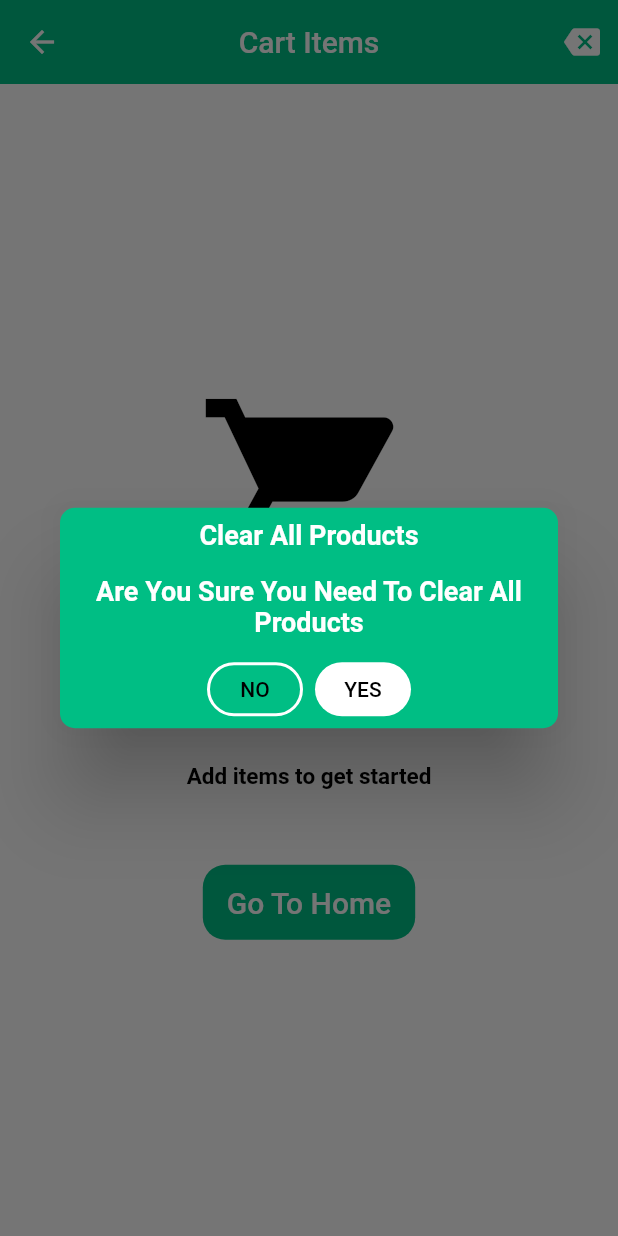
After one commit to 3mooreyak/omar-shoop, a Flutter app: the CartScreen screen opened by its route, after a tap on the "backspace" icon, on a phone screen of 412 x 824 dp. The commit adds this screen. Run offline on Flutter 3.47's test engine with Material 2 defaults, Android fonts, the phone set to English and light mode, and no system bars; our stand-ins replace badges, firebase_auth, firebase_core, get, get_storage, google_fonts and 1 more; accounts and stored records are empty; network calls fail.

Commit message:
error cart controller

```diff
--- a/lib/logic/bindings/product_binding.dart
+++ b/lib/logic/bindings/product_binding.dart
@@ -1,10 +1,12 @@
 
 
 import 'package:get/get.dart';
+import 'package:omar_apps/logic/controller/cart_controller.dart';
 import 'package:omar_apps/logic/controller/product_controller.dart';
 
 class ProductBinding extends Bindings{
   void dependencies() {
     Get.put(ProductController());
+    Get.lazyPut(() => CartController());
   }
 }
--- /dev/null
+++ b/lib/logic/controller/cart_controller.dart
@@ -0,0 +1,76 @@
+import 'package:flutter/material.dart';
+import 'package:get/get.dart';
+import 'package:omar_apps/model/product_models.dart';
+import 'package:omar_apps/routes/routes.dart';
+
+import '../../utils/theme.dart';
+
+class CartController extends GetxController {
+  var productsMap = {}.obs;
+
+  void AddProductToCart(ProductModels productModels) {
+    if (productsMap.containsKey(productModels)) {
+      productsMap[productModels] += 1;
+    } else {
+      productsMap[productModels] = 1;
+    }
+  }
+
+  void RemoveProductsFarmCart(ProductModels productModels) {
+    if (productsMap.containsKey(productModels) &&
+        productsMap[productModels] == 1) {
+      productsMap.removeWhere((key, value) => key == productModels);
+    } else {
+      productsMap[productModels] -= 1;
+    }
+  }
+
+  void RemoveOneProduct(ProductModels productModels) {
+    productsMap.removeWhere((key, value) => key == productModels);
+  }
+
+  void ClearAllProducts() {
+    Get.defaultDialog(
+      title: 'Clear All Products',
+      titleStyle: TextStyle(
+          fontSize: 18,
+          color: Get.isDarkMode ? Colors.black : Colors.white,
+          fontWeight: FontWeight.bold),
+      middleText: 'Are You Sure You Need To Clear All Products',
+      middleTextStyle: TextStyle(
+          fontSize: 18,
+          color: Get.isDarkMode ? Colors.black : Colors.white,
+          fontWeight: FontWeight.bold),
+      backgroundColor: Get.isDarkMode ? pinkClr : mainColor,
+      radius: 10,
+      textCancel: ' NO ',
+      cancelTextColor: Get.isDarkMode ? Colors.white : Colors.black,
+      textConfirm: ' YES ',
+      confirmTextColor: Get.isDarkMode ? Colors.white : Colors.black,
+      onCancel: () {
+        Get.toNamed(Routes.cartScreen);
+      },
+      onConfirm: () {
+        productsMap.clear();
+        Get.back();
+      },
+      buttonColor: Get.isDarkMode ? Colors.black : Colors.white,
+    );
+  }
+
+  get productSubTotal =>
+      productsMap.entries.map((e) => e.key.price * e.value).toList();
+
+  get total => productsMap.entries
+      .map((e) => e.key.price * e.value)
+      .toList()
+      .reduce((value, element) => value + element)
+      .toStringAsFixed(2);
+
+  int quantity() {
+    return productsMap.entries
+        .map((e) => e.value)
+        .toList()
+        .reduce((value, element) => value + element);
+  }
+}
--- a/lib/routes/routes.dart
+++ b/lib/routes/routes.dart
@@ -3,7 +3,7 @@
 import 'package:omar_apps/view/screens/auth/forgot_password_screen.dart';
 import 'package:omar_apps/view/screens/auth/login_screen.dart';
 import 'package:omar_apps/view/screens/auth/signup_screen.dart';
-import 'package:omar_apps/view/screens/card_screen.dart';
+import 'package:omar_apps/view/screens/cart_screen.dart';
 import 'package:omar_apps/view/screens/main_screen.dart';
 
 import '../logic/bindings/main_binding.dart';
@@ -41,9 +41,12 @@
       ProductBinding(),
     ]),
     GetPage(
-      name: Routes.cardScreen,
-      page: () => CardScreen(),
-      binding: AuthBinding(),
+      name: Routes.cartScreen,
+      page: () => CartScreen(),
+      bindings: [
+        AuthBinding(),
+        ProductBinding(),
+      ],
     ),
   ];
 }
@@ -54,5 +57,5 @@
   static const signUpScreen = '/signUpScreen';
   static const forgotPsswordScreen = '/forgotPsswordScreen';
   static const mainScreen = '/mainScreen';
-  static const cardScreen = '/cardScreen';
+  static const cartScreen = '/cartScreen';
 }
--- /dev/null
+++ b/lib/view/screens/cart_screen.dart
@@ -0,0 +1,73 @@
+import 'package:flutter/material.dart';
+import 'package:get/get.dart';
+import 'package:omar_apps/logic/controller/cart_controller.dart';
+import 'package:omar_apps/model/product_models.dart';
+import 'package:omar_apps/utils/theme.dart';
+
+import '../widget/cart/cart_product_card.dart';
+import '../widget/cart/cart_total.dart';
+import '../widget/cart/empty_cart.dart';
+
+class CartScreen extends StatelessWidget {
+  CartScreen({super.key});
+
+  final controller = Get.find<CartController>();
+
+  @override
+  Widget build(BuildContext context) {
+    return SafeArea(
+      child: Scaffold(
+        backgroundColor: context.theme.backgroundColor,
+        appBar: AppBar(
+          title: Text('Cart Items'),
+          elevation: 0,
+          backgroundColor: Get.isDarkMode ? darkGreyClr : mainColor,
+          centerTitle: true,
+          actions: [
+            IconButton(
+              onPressed: () {
+                controller.ClearAllProducts();
+              },
+              icon: Icon(Icons.backspace),
+            ),
+          ],
+        ),
+        body: Obx(
+          () {
+            if (controller.productsMap.isEmpty) {
+              return EmptyCart();
+            } else
+              return SingleChildScrollView(
+                child: Column(
+                  children: [
+                    SizedBox(
+                      height: 600,
+                      child: ListView.separated(
+                        itemBuilder: (context, index) {
+                          return CartProductCard(
+                            quantity:
+                                controller.productsMap.values.toList()[index],
+                            index: index,
+                            productModels:
+                                controller.productsMap.keys.toList()[index],
+                          );
+                        },
+                        separatorBuilder: (context, index) => const SizedBox(
+                          height: 20,
+                        ),
+                        itemCount: controller.productsMap.length,
+                      ),
+                    ),
+                    Padding(
+                      padding: EdgeInsets.only(bottom: 30),
+                      child: CartTotal(),
+                    )
+                  ],
+                ),
+              );
+          },
+        ),
+      ),
+    );
+  }
+}
--- /dev/null
+++ b/lib/view/widget/cart/empty_cart.dart
@@ -0,0 +1,81 @@
+import 'package:flutter/material.dart';
+import 'package:get/get.dart';
+import 'package:omar_apps/utils/theme.dart';
+
+import '../../../routes/routes.dart';
+
+class EmptyCart extends StatelessWidget {
+  const EmptyCart({super.key});
+
+  @override
+  Widget build(BuildContext context) {
+    return Center(
+      child: Column(
+        mainAxisAlignment: MainAxisAlignment.center,
+        children: [
+          Icon(
+            Icons.shopping_cart,
+            size: 150,
+            color: Get.isDarkMode ? Colors.white : Colors.black,
+          ),
+          SizedBox(
+            height: 40,
+          ),
+          RichText(
+            text: TextSpan(
+              children: [
+                TextSpan(
+                  text: 'your cart is',
+                  style: TextStyle(
+                    color: Get.isDarkMode ? Colors.white : Colors.black,
+                    fontSize: 30,
+                    fontWeight: FontWeight.bold,
+                  ),
+                ),
+                TextSpan(
+                  text: ' Empty',
+                  style: TextStyle(
+                    color: Get.isDarkMode ? pinkClr : mainColor,
+                    fontSize: 30,
+                    fontWeight: FontWeight.bold,
+                  ),
+                ),
+              ],
+            ),
+          ),
+          SizedBox(
+            height: 30,
+          ),
+          Text(
+            'Add items to get started',
+            style: TextStyle(
+              color: Get.isDarkMode ? Colors.white : Colors.black,
+              fontSize: 15,
+              fontWeight: FontWeight.bold,
+            ),
+          ),
+          SizedBox(
+            height: 50,
+          ),
+          SizedBox(
+              height: 50,
+              child: ElevatedButton(
+                style: ElevatedButton.styleFrom(
+                    shape: RoundedRectangleBorder(
+                      borderRadius: BorderRadius.circular(15),
+                    ),
+                    elevation: 0,
+                    primary: Get.isDarkMode ? pinkClr : mainColor),
+                onPressed: () {
+                  Get.toNamed(Routes.mainScreen);
+                },
+                child: Text(
+                  'Go To Home',
+                  style: TextStyle(fontSize: 20, color: Colors.white),
+                ),
+              ))
+        ],
+      ),
+    );
+  }
+}
--- a/pubspec.yaml
+++ b/pubspec.yaml
@@ -35,6 +35,7 @@
   get_storage: ^2.0.3
   google_fonts: ^4.0.4
   http: ^0.13.4
+  badges: ^3.1.2
   flutter:
     sdk: flutter
 
```
Also changed, not shown: lib/view/screens/card_screen.dart (deleted, +0 -15 lines), lib/view/screens/main_screen.dart (+23 -8 lines), lib/view/widget/cart/cart_product_card.dart (added, +125 -0 lines), lib/view/widget/cart/cart_total.dart (added, +79 -0 lines), lib/view/widget/home/card_items.dart (+15 -7 lines), pubspec.lock.
